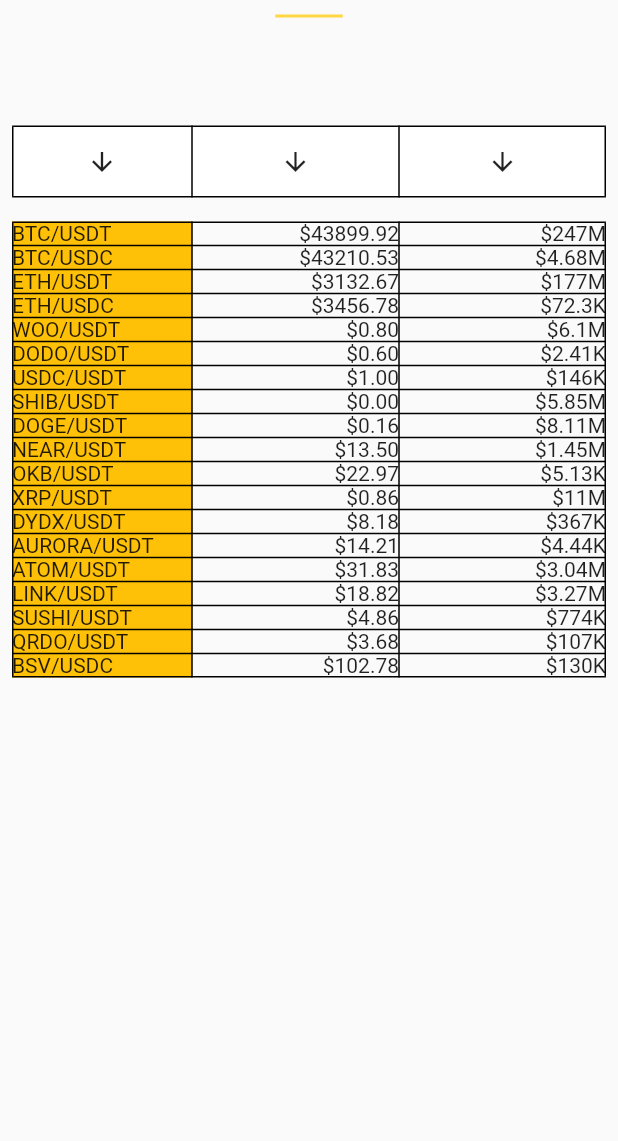
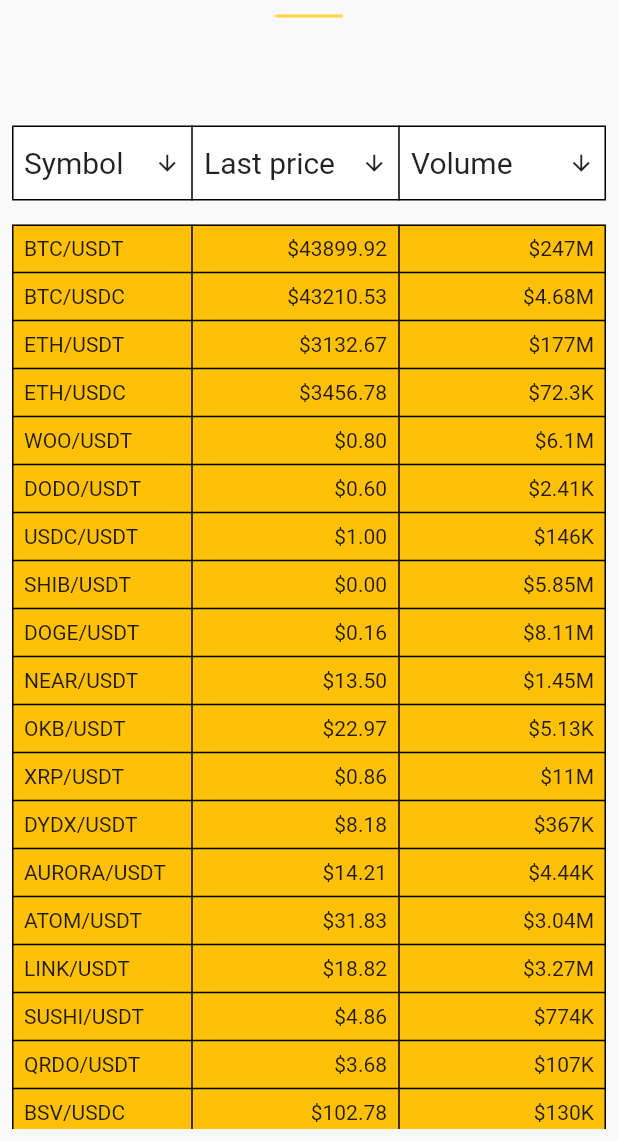
Before and after one commit to tolgakartal/currency_market, a Flutter app: the screen it shows after launch, tab 2 chosen, on a phone screen of 412 x 824 dp, the part 95-1236 px from its top. Run offline on Flutter 3.47's test engine with Material 2 defaults, Android fonts, the phone set to English and light mode, and no system bars.

Commit message:
Separated concerns by adding atomic classes particularly for transaction domain

```diff
--- a/currency_market/lib/home/presentation/home.dart
+++ b/currency_market/lib/home/presentation/home.dart
@@ -1,6 +1,7 @@
 import 'dart:ui';
-import 'package:currency_market/home/presentation/transaction_table.dart';
-import 'package:currency_market/home/state/market_state.dart';
+import 'package:currency_market/transaction/presentation/transaction_table.dart';
+import 'package:currency_market/transaction/presentation/transaction_table_header.dart';
+import 'package:currency_market/transaction/state/transactions_state.dart';
 import 'package:flutter/gestures.dart';
 import 'package:flutter/material.dart';
 import 'package:provider/provider.dart';
@@ -10,7 +11,7 @@ class HomePage extends StatelessWidget {
 
   @override
   Widget build(BuildContext context) {
-    final marketDataProvider = context.watch<MarketState>();
+    final marketDataProvider = context.watch<TransactionsState>();
     return DefaultTabController(
       length: 3,
       initialIndex: 0,
@@ -43,10 +44,10 @@ class HomePage extends StatelessWidget {
                   mouseCursor: SystemMouseCursors.noDrop,
                   onTap: (x) {
                     marketDataProvider.selectedMarketDataType = x == 0
-                        ? MarketDataType.all
+                        ? TransactionType.all
                         : x == 1
-                            ? MarketDataType.spot
-                            : MarketDataType.future;
+                            ? TransactionType.spot
+                            : TransactionType.future;
                   },
                   tabs: const [
                     Tab(text: 'ALL'),
@@ -82,7 +83,8 @@ class Transactions extends StatelessWidget {
 
   @override
   Widget build(BuildContext context) {
-    return Center(
+    return SingleChildScrollView(
+      child: Center(
         child: Column(
           children: const [
             SizedBox(height: 64),
@@ -91,6 +93,7 @@ class Transactions extends StatelessWidget {
             TransactionTable(),
           ],
         ),
+      ),
     );
   }
 }
--- a/currency_market/lib/home/presentation/transaction_table.dart
+++ /dev/null
@@ -1,195 +0,0 @@
-import 'package:currency_market/home/model/market_data.dart';
-import 'package:currency_market/home/state/market_state.dart';
-import 'package:flutter/material.dart';
-import 'package:intl/intl.dart';
-import 'package:provider/provider.dart';
-
-class TransactionTable extends StatelessWidget {
-  const TransactionTable({
-    Key? key,
-  }) : super(key: key);
-
-  @override
-  Widget build(BuildContext context) {
-    final marketDataProvider = context.watch<MarketState>();
-
-    return Table(
-      border: TableBorder.all(),
-      columnWidths: const <int, TableColumnWidth>{
-        // Symbol
-        0: FixedColumnWidth(120),
-        // Last price column width
-        3: IntrinsicColumnWidth(),
-        // Volume column width
-        4: FlexColumnWidth(),
-      },
-      children: [
-        // Table rows - and cells
-        for (var transaction in marketDataProvider.getMarketData())
-          TableRow(
-            children: [
-              TableCell(
-                child: Container(
-                  color:
-                      transaction.type! == 'SPOT' ? Colors.amber : Colors.green,
-                  child: Text(
-                    _resolveSymbol(transaction),
-                  ),
-                ),
-              ),
-              TableCell(
-                child: Align(
-                  alignment: Alignment.centerRight,
-                  child: Text(
-                    '\$${transaction.lastPrice?.toStringAsFixed(2) ?? "0"}',
-                  ),
-                ),
-              ),
-              TableCell(
-                child: Align(
-                  alignment: Alignment.centerRight,
-                  child: Text(
-                    NumberFormat.compactCurrency(symbol: '\$')
-                        .format(transaction.volume),
-                  ),
-                ),
-              ),
-            ],
-          ),
-      ],
-    );
-  }
-
-  String _resolveSymbol(Transaction transaction) {
-    switch (transaction.type) {
-      case 'FUTURES':
-        return '${transaction.base}-PERP';
-
-      case 'SPOT':
-        return '${transaction.base}/${transaction.quote}';
-
-      default:
-        return '${transaction.base}/${transaction.quote}';
-    }
-  }
-}
-
-class TransactionTableHeader extends StatefulWidget {
-  const TransactionTableHeader({Key? key}) : super(key: key);
-
-  @override
-  State<TransactionTableHeader> createState() => _TransactionTableHeaderState();
-}
-
-class _TransactionTableHeaderState extends State<TransactionTableHeader> {
-  IconData defaultSortSymbol = Icons.arrow_downward;
-  IconData defaultSortLastPrice = Icons.arrow_downward;
-  IconData defaultSortVolume = Icons.arrow_downward;
-  Color sortSymbolColor = Colors.white;
-  Color sortLastPriceColor = Colors.white;
-  Color sortVolumeColor = Colors.white;
-
-  @override
-  Widget build(BuildContext context) {
-    final marketDataProvider = context.watch<MarketState>();
-
-    return Table(
-      border: TableBorder.all(),
-      columnWidths: const <int, TableColumnWidth>{
-        // Symbol
-        0: FixedColumnWidth(120),
-        // Last price column width
-        3: IntrinsicColumnWidth(),
-        // Volume column width
-        4: FlexColumnWidth(),
-      },
-      children: [
-        TableRow(
-          children: [
-            SizedBox(
-              child: TableCell(
-                child: Container(
-                  color: sortSymbolColor,
-                  child: IconButton(
-                    alignment: Alignment.center,
-                    iconSize: 20,
-                    icon: Icon(defaultSortSymbol),
-                    onPressed: () {
-                      setState(
-                        () {
-                          sortSymbolColor = Colors.amber;
-                          sortVolumeColor = Colors.white;
-                          sortLastPriceColor = Colors.white;
-
-                          if (defaultSortSymbol == Icons.arrow_downward) {
-                            defaultSortSymbol = Icons.arrow_upward;
-                            defaultSortLastPrice = Icons.arrow_downward;
-                            defaultSortVolume = Icons.arrow_downward;
-                          } else {
-                            defaultSortSymbol = Icons.arrow_downward;
-                          }
-                        },
-                      );
-                    },
-                  ),
-                ),
-              ),
-            ),
-            TableCell(
-              child: Container(
-                color: sortLastPriceColor,
-                child: IconButton(
-                  alignment: Alignment.center,
-                  iconSize: 20,
-                  icon: Icon(defaultSortLastPrice),
-                  onPressed: () {
-                    setState(
-                      () {
-                        sortLastPriceColor = Colors.amber;
-                        sortVolumeColor = Colors.white;
-                        sortSymbolColor = Colors.white;
-                        if (defaultSortLastPrice == Icons.arrow_downward) {
-                          defaultSortLastPrice = Icons.arrow_upward;
-                          defaultSortSymbol = Icons.arrow_downward;
-                          defaultSortVolume = Icons.arrow_downward;
-                        } else {
-                          defaultSortLastPrice = Icons.arrow_downward;
-                        }
-                      },
-                    );
-                  },
-                ),
-              ),
-            ),
-            TableCell(
-              child: Container(
-                color: sortVolumeColor,
-                child: IconButton(
-                  alignment: Alignment.center,
-                  iconSize: 20,
-                  icon: Icon(defaultSortVolume),
-                  onPressed: () {
-                    setState(
-                      () {
-                        sortVolumeColor = Colors.amber;
-                        sortLastPriceColor = Colors.white;
-                        sortSymbolColor = Colors.white;
-                        if (defaultSortVolume == Icons.arrow_downward) {
-                          defaultSortVolume = Icons.arrow_upward;
-                          defaultSortLastPrice = Icons.arrow_downward;
-                          defaultSortSymbol = Icons.arrow_downward;
-                        } else {
-                          defaultSortVolume = Icons.arrow_downward;
-                        }
-                      },
-                    );
-                  },
-                ),
-              ),
-            ),
-          ],
-        ),
-      ],
-    );
-  }
-}
--- a/currency_market/lib/main.dart
+++ b/currency_market/lib/main.dart
@@ -1,5 +1,6 @@
 import 'package:currency_market/home/presentation/home.dart';
-import 'package:currency_market/home/state/market_state.dart';
+import 'package:currency_market/transaction/state/table_sort_state.dart';
+import 'package:currency_market/transaction/state/transactions_state.dart';
 import 'package:flutter/material.dart';
 import 'package:provider/provider.dart';
 
@@ -27,8 +28,15 @@ class MyApp extends StatelessWidget {
         // is not restarted.
         primarySwatch: Colors.blue,
       ),
-      home: ChangeNotifierProvider(
-        create: (context) => MarketState(),
+      home: MultiProvider(
+        providers: [
+          ChangeNotifierProvider<TransactionsState>.value(
+            value: TransactionsState(),
+          ),
+          ChangeNotifierProvider<TableSortState>.value(
+            value: TableSortState(),
+          ),
+        ],
         child: const HomePage(),
       ),
     );
--- a/currency_market/lib/home/model/market_data.dart
+++ b/currency_market/lib/transaction/data/model/transaction.dart
@@ -1,23 +1,3 @@
-class MarketData {
-  Transaction? transaction;
-
-  MarketData({this.transaction});
-
-  MarketData.fromJson(Map<String, dynamic> json) {
-    transaction = json['transaction'] != null
-        ? Transaction.fromJson(json['transaction'])
-        : null;
-  }
-
-  Map<String, dynamic> toJson() {
-    final Map<String, dynamic> data = <String, dynamic>{};
-    if (transaction != null) {
-      data['transaction'] = transaction?.toJson();
-    }
-    return data;
-  }
-}
-
 class Transaction extends Comparable<Transaction> {
   final String? base;
   final String? quote;
--- a/currency_market/lib/home/state/market_state.dart
+++ b/currency_market/lib/transaction/data/repository/transactions_repository.dart
@@ -1,47 +1,13 @@
-import 'package:currency_market/home/model/market_data.dart';
-import 'package:flutter/foundation.dart';
+import 'package:currency_market/transaction/data/model/transaction.dart';
 
-enum MarketDataType { spot, future, all }
+class TransactionsRepository {
+  TransactionsRepository._();
 
-enum SortType { symbol, lastPrice, volume }
+  static final instance = TransactionsRepository._();
 
-const String spotTypeKey = 'SPOT';
-const String futureTypeKey = 'FUTURES';
-
-/// Stores and notifies market data
-class MarketState extends ChangeNotifier {
-  /*
-- All: Show both Spot and Futures data
-- Spot: Only show Spot data
-- Futures: Only show Futures data
-  */
-
-  MarketDataType _selectedMarketDataType = MarketDataType.all;
-  MarketDataType get selectedMarketDataType => _selectedMarketDataType;
-  set selectedMarketDataType(MarketDataType newValue) {
-    _selectedMarketDataType = newValue;
-    notifyListeners();
+  List<Transaction> getTransactions() {
+    return _mockMarketData;
   }
-
-  List<Transaction> getMarketData() {
-    _mockMarketData.sort((a, b) => a.compareTo(b));
-    switch (selectedMarketDataType) {
-      case MarketDataType.all:
-        return _mockMarketData;
-      case MarketDataType.spot:
-        return spotData;
-      case MarketDataType.future:
-        return futuresData;
-      default:
-    }
-    return _mockMarketData.where((element) => element.type == 'SPOT').toList();
-  }
-
-  List<Transaction> get spotData =>
-      _mockMarketData.where((element) => element.type == 'SPOT').toList();
-
-  List<Transaction> get futuresData =>
-      _mockMarketData.where((element) => element.type == 'FUTURES').toList();
 }
 
 final _mockMarketData = [
--- /dev/null
+++ b/currency_market/lib/transaction/presentation/transaction_cells/cell_container.dart
@@ -0,0 +1,30 @@
+import 'package:currency_market/transaction/data/model/transaction.dart';
+import 'package:currency_market/transaction/state/transactions_state.dart';
+import 'package:flutter/material.dart';
+
+class CellContainer extends StatelessWidget {
+  const CellContainer({
+    Key? key,
+    required this.transaction,
+    required this.child,
+  }) : super(key: key);
+
+  final Transaction transaction;
+  final Widget child;
+
+  @override
+  Widget build(BuildContext context) {
+    return Container(
+      color: transaction.type == null
+          ? Colors.white
+          : transaction.type == spotTypeKey
+              ? Colors.amber
+              : Colors.green,
+      child: Container(
+        height: 32,
+        padding: const EdgeInsets.all(8),
+        child: child,
+      ),
+    );
+  }
+}
--- /dev/null
+++ b/currency_market/lib/transaction/presentation/transaction_cells/header_cell_container.dart
@@ -0,0 +1,42 @@
+import 'package:flutter/material.dart';
+
+class HeaderCellContainer extends StatelessWidget {
+  const HeaderCellContainer({
+    Key? key,
+    required this.sortRequested,
+    required this.requestSort,
+    required this.title,
+  }) : super(key: key);
+
+  static const double headerRowHeight = 50;
+  static const double sortIconSize = 17;
+
+  final bool sortRequested;
+  final VoidCallback? requestSort;
+  final String title;
+
+  @override
+  Widget build(BuildContext context) {
+    return GestureDetector(
+      onTap: requestSort,
+      child: Container(
+        height: headerRowHeight,
+        padding: const EdgeInsets.all(8),
+        color: sortRequested ? Colors.amber : Colors.white,
+        child: Row(
+          mainAxisAlignment: MainAxisAlignment.spaceBetween,
+          children: [
+            Text(
+              title,
+              style: const TextStyle(fontSize: 20),
+            ),
+            Icon(
+              sortRequested ? Icons.arrow_upward : Icons.arrow_downward,
+              size: sortIconSize,
+            ),
+          ],
+        ),
+      ),
+    );
+  }
+}
--- /dev/null
+++ b/currency_market/lib/transaction/presentation/transaction_cells/last_price_cell.dart
@@ -0,0 +1,24 @@
+import 'package:currency_market/transaction/data/model/transaction.dart';
+import 'package:currency_market/transaction/presentation/transaction_cells/cell_container.dart';
+import 'package:flutter/material.dart';
+
+class LastPriceCell extends StatelessWidget {
+  const LastPriceCell({
+    Key? key,
+    required this.transaction,
+  }) : super(key: key);
+  final Transaction transaction;
+
+  @override
+  Widget build(BuildContext context) {
+    return CellContainer(
+      transaction: transaction,
+      child: Align(
+        alignment: Alignment.centerRight,
+        child: Text(
+          '\$${transaction.lastPrice?.toStringAsFixed(2) ?? "0"}',
+        ),
+      ),
+    );
+  }
+}
--- /dev/null
+++ b/currency_market/lib/transaction/presentation/transaction_cells/symbol_cell.dart
@@ -0,0 +1,36 @@
+import 'package:currency_market/transaction/data/model/transaction.dart';
+import 'package:currency_market/transaction/presentation/transaction_cells/cell_container.dart';
+import 'package:currency_market/transaction/state/transactions_state.dart';
+import 'package:flutter/material.dart';
+
+class SymbolCell extends StatelessWidget {
+  const SymbolCell({
+    Key? key,
+    required this.transaction,
+  }) : super(key: key);
+
+  final Transaction transaction;
+
+  @override
+  Widget build(BuildContext context) {
+    return CellContainer(
+      transaction: transaction,
+      child: Text(
+        _resolveSymbol(),
+      ),
+    );
+  }
+
+  String _resolveSymbol() {
+    switch (transaction.type) {
+      case futureTypeKey:
+        return '${transaction.base}-PERP';
+
+      case spotTypeKey:
+        return '${transaction.base}/${transaction.quote}';
+
+      default:
+        return '${transaction.base}/${transaction.quote}';
+    }
+  }
+}
--- /dev/null
+++ b/currency_market/lib/transaction/presentation/transaction_cells/volume_cell.dart
@@ -0,0 +1,25 @@
+import 'package:currency_market/transaction/data/model/transaction.dart';
+import 'package:currency_market/transaction/presentation/transaction_cells/cell_container.dart';
+import 'package:flutter/material.dart';
+import 'package:intl/intl.dart';
+
+class VolumeCell extends StatelessWidget {
+  const VolumeCell({
+    Key? key,
+    required this.transaction,
+  }) : super(key: key);
+  final Transaction transaction;
+
+  @override
+  Widget build(BuildContext context) {
+    return CellContainer(
+      transaction: transaction,
+      child: Align(
+        alignment: Alignment.centerRight,
+        child: Text(
+          NumberFormat.compactCurrency(symbol: '\$').format(transaction.volume),
+        ),
+      ),
+    );
+  }
+}
--- /dev/null
+++ b/currency_market/lib/transaction/presentation/transaction_table.dart
@@ -0,0 +1,40 @@
+import 'package:currency_market/transaction/presentation/transaction_cells/last_price_cell.dart';
+import 'package:currency_market/transaction/presentation/transaction_cells/symbol_cell.dart';
+import 'package:currency_market/transaction/presentation/transaction_cells/volume_cell.dart';
+import 'package:currency_market/transaction/state/transactions_state.dart';
+import 'package:flutter/material.dart';
+import 'package:provider/provider.dart';
+
+class TransactionTable extends StatelessWidget {
+  const TransactionTable({
+    Key? key,
+  }) : super(key: key);
+
+  @override
+  Widget build(BuildContext context) {
+    final marketDataProvider = context.watch<TransactionsState>();
+
+    return Table(
+      border: TableBorder.all(),
+      columnWidths: const <int, TableColumnWidth>{
+        // Symbol
+        0: FixedColumnWidth(120),
+        // Last price column width
+        3: IntrinsicColumnWidth(),
+        // Volume column width
+        4: FlexColumnWidth(),
+      },
+      children: [
+        // Table rows - and cells
+        for (var transaction in marketDataProvider.getTransactions())
+          TableRow(
+            children: [
+              TableCell(child: SymbolCell(transaction: transaction)),
+              TableCell(child: LastPriceCell(transaction: transaction)),
+              TableCell(child: VolumeCell(transaction: transaction)),
+            ],
+          ),
+      ],
+    );
+  }
+}
--- /dev/null
+++ b/currency_market/lib/transaction/presentation/transaction_table_header.dart
@@ -0,0 +1,51 @@
+import 'package:currency_market/transaction/presentation/transaction_cells/header_cell_container.dart';
+import 'package:currency_market/transaction/state/table_sort_state.dart';
+import 'package:flutter/material.dart';
+import 'package:provider/provider.dart';
+
+class TransactionTableHeader extends StatelessWidget {
+  const TransactionTableHeader({Key? key}) : super(key: key);
+
+  @override
+  Widget build(BuildContext context) {
+    final sortState = context.watch<TableSortState>();
+    return Table(
+      border: TableBorder.all(),
+      columnWidths: const <int, TableColumnWidth>{
+        // Symbol
+        0: FixedColumnWidth(120),
+        // Last price column width
+        3: IntrinsicColumnWidth(),
+        // Volume column width
+        4: FlexColumnWidth(),
+      },
+      children: [
+        TableRow(
+          children: [
+            TableCell(
+              child: HeaderCellContainer(
+                title: 'Symbol',
+                sortRequested: sortState.symbolSortRequested,
+                requestSort: () => sortState.requestSortSymbol(),
+              ),
+            ),
+            TableCell(
+              child: HeaderCellContainer(
+                title: 'Last price',
+                sortRequested: sortState.lastPriceSortRequested,
+                requestSort: () => sortState.requestSortLastPrice(),
+              ),
+            ),
+            TableCell(
+              child: HeaderCellContainer(
+                title: 'Volume',
+                sortRequested: sortState.volumeSortRequested,
+                requestSort: () => sortState.requestSortVolume(),
+              ),
+            ),
+          ],
+        ),
+      ],
+    );
+  }
+}
--- /dev/null
+++ b/currency_market/lib/transaction/state/table_sort_state.dart
@@ -0,0 +1,50 @@
+import 'package:flutter/material.dart';
+
+class TableSortState extends ChangeNotifier {
+  bool _symbolSortRequested = false;
+  bool _lastPriceSortRequested = false;
+  bool _volumeSortRequested = false;
+
+  bool get symbolSortRequested => _symbolSortRequested;
+  bool get lastPriceSortRequested => _lastPriceSortRequested;
+  bool get volumeSortRequested => _volumeSortRequested;
+
+  void requestSortSymbol() {
+    if (_symbolSortRequested) {
+      _resetTableSortState();
+      notifyListeners();
+      return;
+    }
+    _resetTableSortState();
+    _symbolSortRequested = true;
+    notifyListeners();
+  }
+
+  void requestSortLastPrice() {
+    if (_lastPriceSortRequested) {
+      _resetTableSortState();
+      notifyListeners();
+      return;
+    }
+    _resetTableSortState();
+    _lastPriceSortRequested = true;
+    notifyListeners();
+  }
+
+  void requestSortVolume() {
+    if (_volumeSortRequested) {
+      _resetTableSortState();
+      notifyListeners();
+      return;
+    }
+    _resetTableSortState();
+    _volumeSortRequested = true;
+    notifyListeners();
+  }
+
+  void _resetTableSortState() {
+    _symbolSortRequested = false;
+    _lastPriceSortRequested = false;
+    _volumeSortRequested = false;
+  }
+}
--- /dev/null
+++ b/currency_market/lib/transaction/state/transactions_state.dart
@@ -0,0 +1,51 @@
+import 'package:currency_market/transaction/data/model/transaction.dart';
+import 'package:currency_market/transaction/data/repository/transactions_repository.dart';
+import 'package:flutter/foundation.dart';
+
+enum TransactionType { spot, future, all }
+
+enum SortType { symbol, lastPrice, volume }
+
+const String spotTypeKey = 'SPOT';
+const String futureTypeKey = 'FUTURES';
+
+/// Stores and notifies market data
+class TransactionsState extends ChangeNotifier {
+  /*
+- All: Show both Spot and Futures data
+- Spot: Only show Spot data
+- Futures: Only show Futures data
+  */
+
+  TransactionType _selectedTransactionType = TransactionType.all;
+  TransactionType get selectedMarketDataType => _selectedTransactionType;
+  set selectedMarketDataType(TransactionType newValue) {
+    _selectedTransactionType = newValue;
+    notifyListeners();
+  }
+
+  List<Transaction> getTransactions() {
+    final transactions = TransactionsRepository.instance.getTransactions();
+    transactions.sort((a, b) => a.compareTo(b));
+    switch (selectedMarketDataType) {
+      case TransactionType.all:
+        return transactions;
+      case TransactionType.spot:
+        return spotData;
+      case TransactionType.future:
+        return futuresData;
+      default:
+    }
+    return transactions.where((element) => element.type == 'SPOT').toList();
+  }
+
+  List<Transaction> get spotData => TransactionsRepository.instance
+      .getTransactions()
+      .where((element) => element.type == 'SPOT')
+      .toList();
+
+  List<Transaction> get futuresData => TransactionsRepository.instance
+      .getTransactions()
+      .where((element) => element.type == 'FUTURES')
+      .toList();
+}
```
Lines whose indentation alone changed are shown as unchanged.
